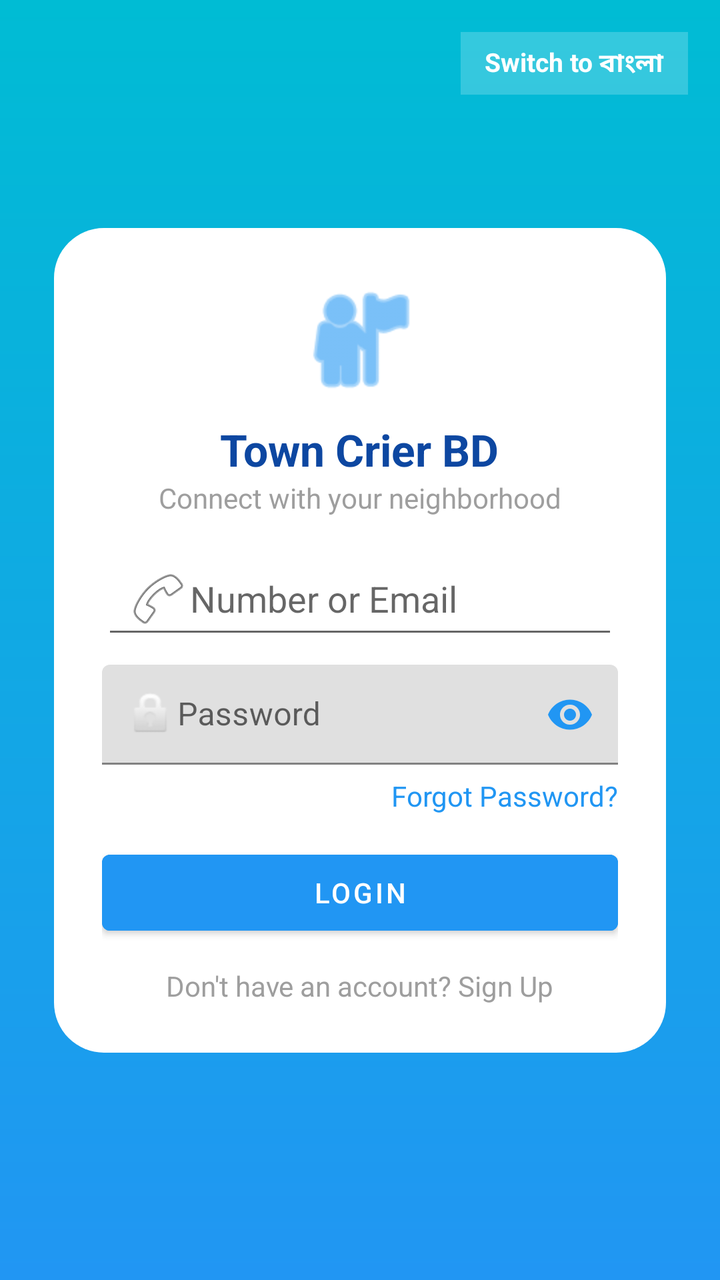
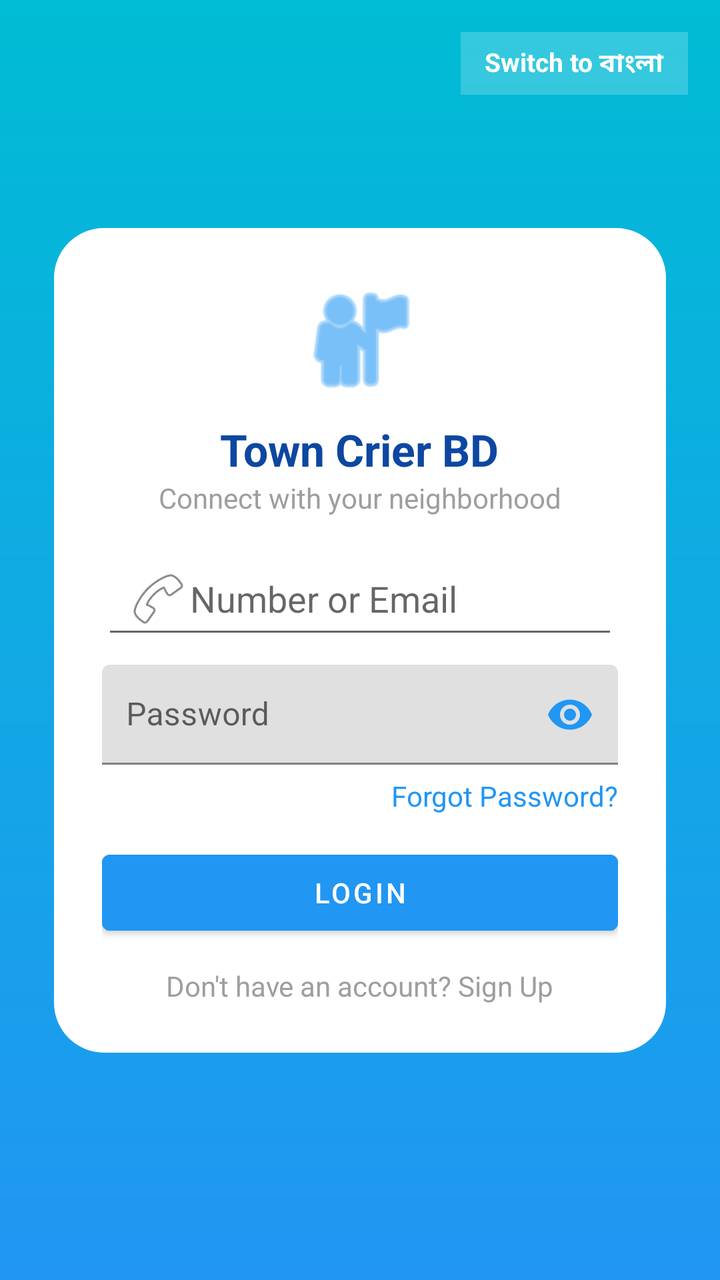

Screens rendered from an Android XML layout before and after an edit, with the pre-edit source and the edit as a unified diff.
<!-- AndroidManifest.xml: application theme Theme.TownCrierBD -->
<!-- res/layout/activity_login.xml -->
<?xml version="1.0" encoding="utf-8"?>
<androidx.constraintlayout.widget.ConstraintLayout
    xmlns:android="http://schemas.android.com/apk/res/android"
    xmlns:app="http://schemas.android.com/apk/res-auto"
    android:layout_width="match_parent"
    android:layout_height="match_parent"
    android:background="@drawable/bg_gradient">

    
    <TextView
        android:id="@+id/tvLangToggle"
        android:layout_width="wrap_content"
        android:layout_height="wrap_content"
        android:text="Switch to বাংলা"
        android:textColor="#FFFFFF"
        android:textSize="13sp"
        android:textStyle="bold"
        android:background="#33FFFFFF"
        android:paddingStart="12dp"
        android:paddingEnd="12dp"
        android:paddingTop="6dp"
        android:paddingBottom="6dp"
        android:clickable="true"
        android:focusable="true"
        app:layout_constraintTop_toTopOf="parent"
        app:layout_constraintEnd_toEndOf="parent"
        android:layout_marginTop="16dp"
        android:layout_marginEnd="16dp"/>

    <LinearLayout
        android:id="@+id/loginCard"
        android:layout_width="0dp"
        android:layout_height="wrap_content"
        android:orientation="vertical"
        android:gravity="center"
        android:background="@drawable/bg_card"
        android:padding="24dp"
        app:layout_constraintWidth_percent="0.85"
        app:layout_constraintTop_toTopOf="parent"
        app:layout_constraintBottom_toBottomOf="parent"
        app:layout_constraintStart_toStartOf="parent"
        app:layout_constraintEnd_toEndOf="parent">

        <ImageView
            android:layout_width="64dp"
            android:layout_height="64dp"
            android:src="@android:drawable/ic_menu_myplaces"
            app:tint="@color/blue_start"
            android:contentDescription="@string/app_name" />

        <TextView
            android:layout_width="wrap_content"
            android:layout_height="wrap_content"
            android:id="@+id/tvAppName"
            android:text="Town Crier BD"
            android:textColor="@color/text_primary"
            android:textStyle="bold"
            android:textSize="22sp"
            android:layout_marginTop="8dp" />

        <TextView
            android:layout_width="wrap_content"
            android:layout_height="wrap_content"
            android:id="@+id/tvSubtitle"
            android:text="Connect with your neighborhood"
            android:textColor="@color/hint_gray"
            android:layout_marginBottom="16dp" />

        <EditText
            android:id="@+id/etEmail"
            android:layout_width="match_parent"
            android:layout_height="50dp"
            android:hint="Number or Email"
            android:drawableStart="@android:drawable/ic_menu_call"
            android:inputType="text"
            android:padding="12dp" />

        <com.google.android.material.textfield.TextInputLayout
            android:layout_width="match_parent"
            android:layout_height="wrap_content"
            app:endIconMode="password_toggle"
            app:endIconTint="@color/blue_start"
            android:layout_marginTop="8dp">

            <com.google.android.material.textfield.TextInputEditText
                android:id="@+id/etPassword"
                android:layout_width="match_parent"
                android:layout_height="50dp"
                android:hint="Password"
                android:drawableStart="@android:drawable/ic_lock_idle_lock"
                android:inputType="textPassword"
                android:padding="12dp" />
        </com.google.android.material.textfield.TextInputLayout>

        <TextView
            android:id="@+id/tvForgotPassword"
            android:layout_width="wrap_content"
            android:layout_height="wrap_content"
            android:text="Forgot Password?"
            android:textColor="@color/blue_start"
            android:layout_gravity="end"
            android:layout_marginTop="6dp"
            android:clickable="true"
            android:focusable="true"/>

        <Button
            android:id="@+id/btnLogin"
            android:layout_width="match_parent"
            android:layout_height="50dp"
            android:text="Login"
            android:textColor="@color/white"
            android:backgroundTint="@color/blue_start"
            android:layout_marginTop="14dp" />

        <TextView
            android:id="@+id/tvGotoSignup"
            android:layout_width="wrap_content"
            android:layout_height="wrap_content"
            android:text="Don't have an account? Sign Up"
            android:textColor="@color/hint_gray"
            android:layout_marginTop="12dp" />

    </LinearLayout>

</androidx.constraintlayout.widget.ConstraintLayout>
<!-- resources referenced by this layout -->
<resources>
  <color name="blue_start">#2196F3</color>
  <color name="hint_gray">#9E9E9E</color>
  <color name="text_primary">#0D47A1</color>
  <color name="white">#FFFFFF</color>
  <!-- drawable bg_card (drawable) -->
  <shape xmlns:android="http://schemas.android.com/apk/res/android">
      <solid android:color="@color/white"/>
      <corners android:radius="25dp"/>
      <padding
          android:left="20dp"
          android:top="20dp"
          android:right="20dp"
          android:bottom="20dp"/>
  </shape>
  <!-- drawable bg_gradient (drawable) -->
  <shape xmlns:android="http://schemas.android.com/apk/res/android" android:shape="rectangle">
      <gradient
          android:startColor="@color/blue_start"
          android:endColor="@color/blue_end"
          android:angle="90"/>
  </shape>
  <string name="app_name">TownCrierBD</string>
  <style name="Theme.TownCrierBD" parent="Theme.MaterialComponents.Light.NoActionBar">
  
          <item name="colorPrimary">@color/blue_end</item>
          <item name="colorPrimaryVariant">@color/blue_start</item>
          <item name="colorOnPrimary">@color/white</item>
  
          <item name="colorSecondary">@color/blue_start</item>
          <item name="colorSecondaryVariant">@color/blue_end</item>
          <item name="colorOnSecondary">@color/white</item>
  
          <item name="android:forceDarkAllowed" tools:targetApi="q">false</item>
  
          <item name="android:statusBarColor">@color/blue_start</item>
          <item name="android:navigationBarColor">@color/blue_start</item>
  
          <item name="spinnerStyle">@style/TownCrierBD.SpinnerStyle</item>
      </style>
  <color name="blue_end">#00BCD4</color>
  <style name="TownCrierBD.SpinnerStyle" parent="Widget.AppCompat.Spinner">
      <item name="android:popupBackground">@drawable/bg_spinner_popup_white</item>
          <item name="popupTheme">@style/TownCrierBD.PopupTheme</item>
      </style>
  <!-- drawable bg_spinner_popup_white (drawable) -->
  <?xml version="1.0" encoding="utf-8"?>
  <shape xmlns:android="http://schemas.android.com/apk/res/android">
      <solid android:color="#FFFFFF"/>
      <corners android:radius="16dp"/>
      <padding
          android:left="8dp"
          android:top="8dp"
          android:right="8dp"
          android:bottom="8dp"/>
  </shape>
  <style name="TownCrierBD.PopupTheme" parent="ThemeOverlay.MaterialComponents.Light">
          <item name="android:popupBackground">@drawable/bg_spinner_popup_white</item>
      </style>
</resources>

<!-- the commit's change to res/layout/activity_login.xml (unified diff, before → after) -->
@@ -49,9 +49,9 @@
             android:contentDescription="@string/app_name" />
 
         <TextView
+            android:id="@+id/tvAppName"
             android:layout_width="wrap_content"
             android:layout_height="wrap_content"
-            android:id="@+id/tvAppName"
             android:text="Town Crier BD"
             android:textColor="@color/text_primary"
             android:textStyle="bold"
@@ -59,13 +59,14 @@
             android:layout_marginTop="8dp" />
 
         <TextView
+            android:id="@+id/tvSubtitle"
             android:layout_width="wrap_content"
             android:layout_height="wrap_content"
-            android:id="@+id/tvSubtitle"
             android:text="Connect with your neighborhood"
             android:textColor="@color/hint_gray"
             android:layout_marginBottom="16dp" />
 
+        
         <EditText
             android:id="@+id/etEmail"
             android:layout_width="match_parent"
@@ -75,7 +76,9 @@
             android:inputType="text"
             android:padding="12dp" />
 
+        
         <com.google.android.material.textfield.TextInputLayout
+            android:id="@+id/tilPassword"
             android:layout_width="match_parent"
             android:layout_height="wrap_content"
             app:endIconMode="password_toggle"
@@ -87,7 +90,6 @@
                 android:layout_width="match_parent"
                 android:layout_height="50dp"
                 android:hint="Password"
-                android:drawableStart="@android:drawable/ic_lock_idle_lock"
                 android:inputType="textPassword"
                 android:padding="12dp" />
         </com.google.android.material.textfield.TextInputLayout>
